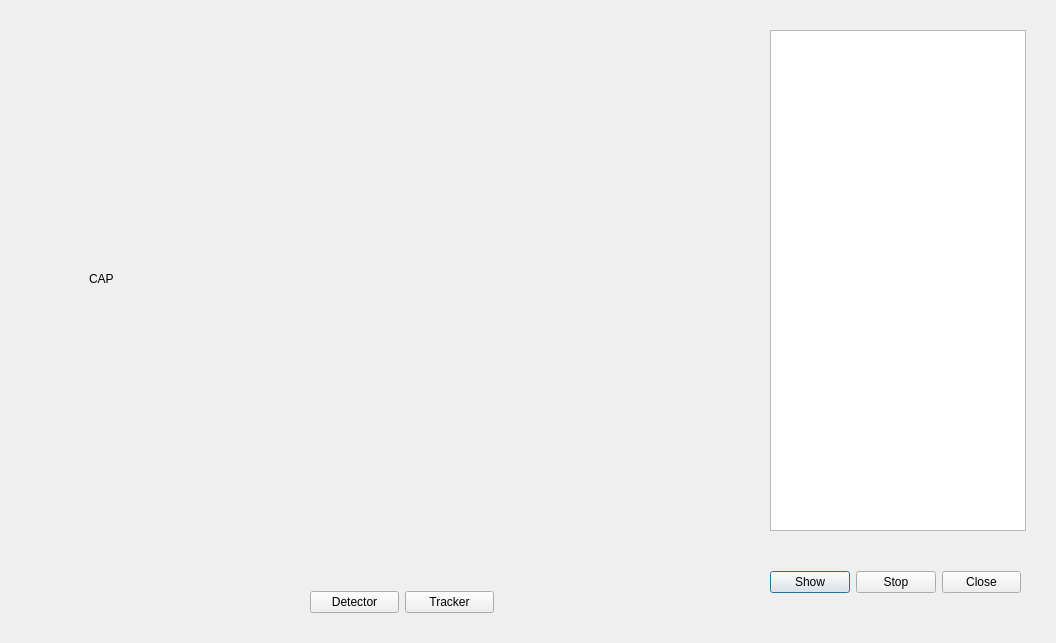
Qt form UI/select.ui (CDDzhang/detra_ui) before a commit.
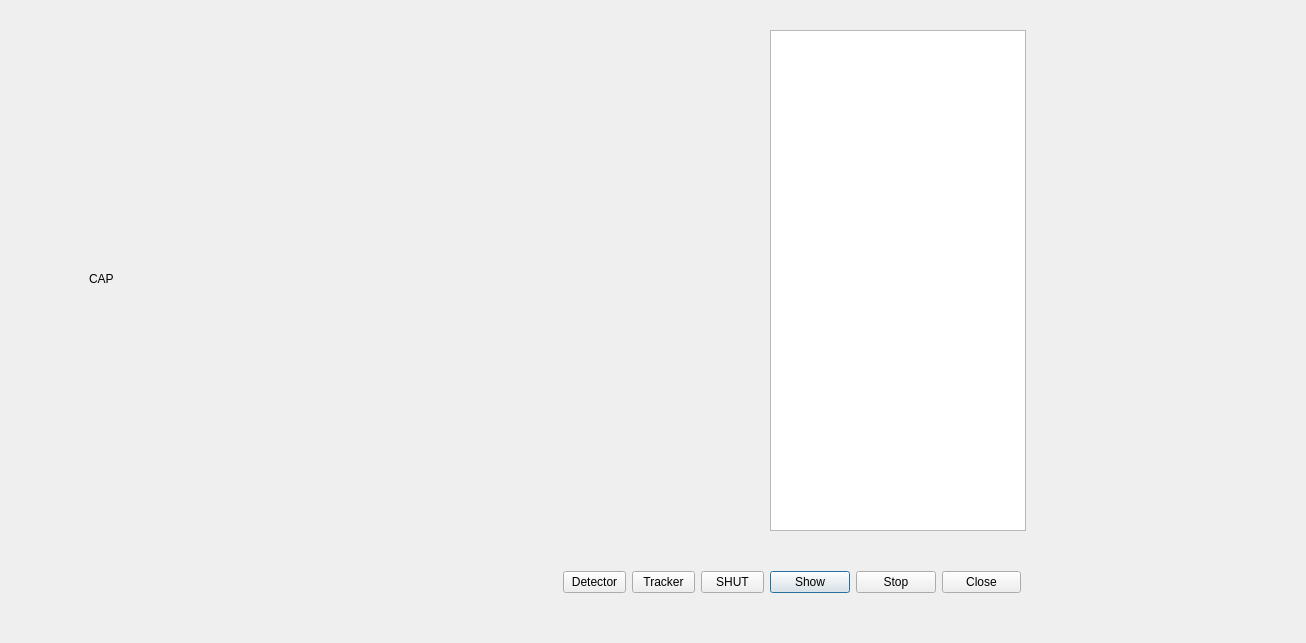
The same form after that commit.

```diff
--- a/UI/select.ui
+++ b/UI/select.ui
@@ -6,7 +6,7 @@
    <rect>
     <x>0</x>
     <y>0</y>
-    <width>1056</width>
+    <width>1306</width>
     <height>643</height>
    </rect>
   </property>
@@ -62,9 +62,9 @@
   <widget class="QWidget" name="widget_2" native="true">
    <property name="geometry">
     <rect>
-     <x>310</x>
-     <y>580</y>
-     <width>184</width>
+     <x>563</x>
+     <y>560</y>
+     <width>201</width>
      <height>44</height>
     </rect>
    </property>
@@ -83,6 +83,13 @@
       </property>
      </widget>
     </item>
+    <item>
+     <widget class="QPushButton" name="Trackerstopbutton">
+      <property name="text">
+       <string>SHUT</string>
+      </property>
+     </widget>
+    </item>
    </layout>
   </widget>
   <widget class="QListWidget" name="objectlistview">
```
